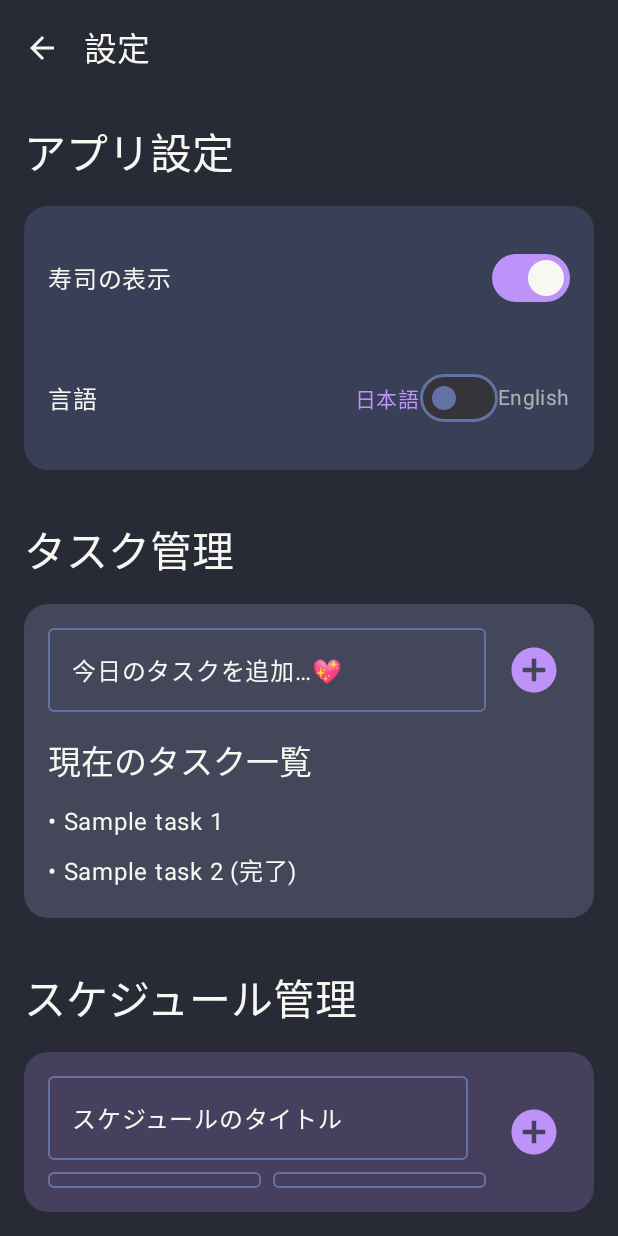
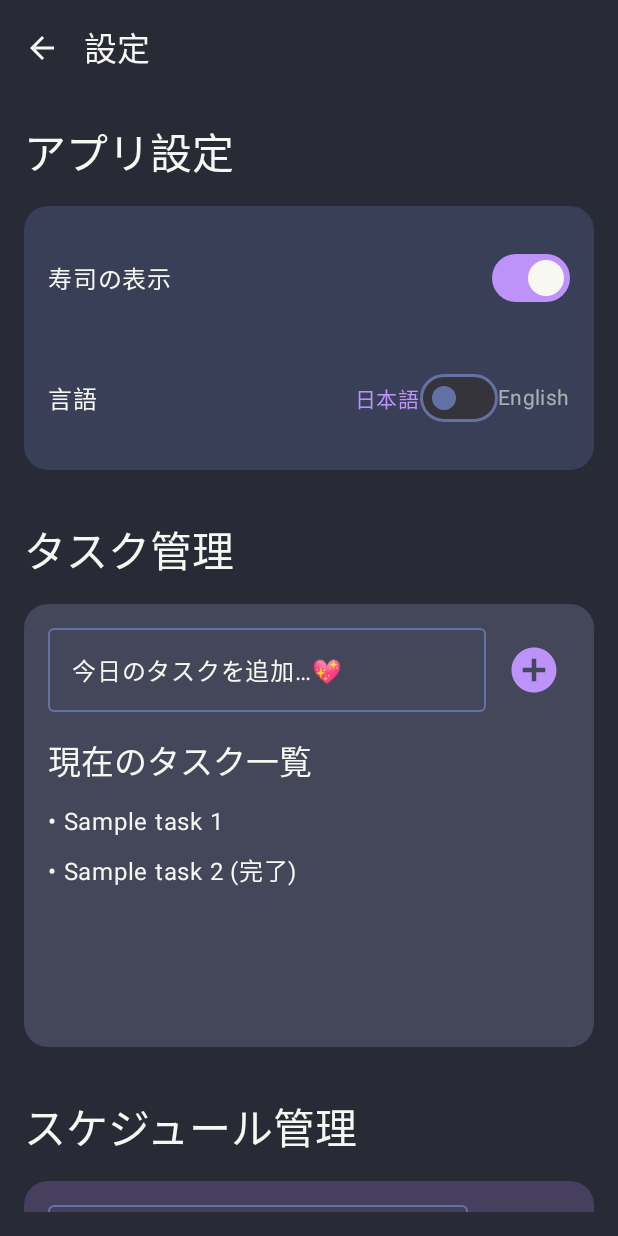
Before and after one commit to Takarkiz/SchoolWatch, an Android app built with Jetpack Compose: the @Preview function PreviewSettingsScreen, on a phone screen of 412 x 824 dp. Run offline under Robolectric (Android 15) with nearby library versions, the phone set to English and light mode, and no system bars.

Commit message:
設定画面をスクロール可能にする

```diff
--- a/composeApp/src/commonMain/kotlin/org/khaki/schoolwatch/screens/settings/ScheduleManagementSection.kt
+++ b/composeApp/src/commonMain/kotlin/org/khaki/schoolwatch/screens/settings/ScheduleManagementSection.kt
@@ -141,7 +141,9 @@ fun ScheduleManagementSection(
                         style = MaterialTheme.typography.bodyLarge
                     )
                 } else {
-                    LazyColumn {
+                    LazyColumn(
+                        modifier = Modifier.height(150.dp)
+                    ) {
                         items(schedules) { schedule ->
                             Text(
                                 text = "• ${schedule.getTimeString()} ${schedule.title}",
--- a/composeApp/src/commonMain/kotlin/org/khaki/schoolwatch/screens/settings/SettingsScreen.kt
+++ b/composeApp/src/commonMain/kotlin/org/khaki/schoolwatch/screens/settings/SettingsScreen.kt
@@ -7,6 +7,8 @@ import androidx.compose.foundation.layout.Spacer
 import androidx.compose.foundation.layout.fillMaxSize
 import androidx.compose.foundation.layout.height
 import androidx.compose.foundation.layout.padding
+import androidx.compose.foundation.rememberScrollState
+import androidx.compose.foundation.verticalScroll
 import androidx.compose.material.icons.Icons
 import androidx.compose.material.icons.filled.ArrowBack
 import androidx.compose.material3.ExperimentalMaterial3Api
@@ -65,7 +67,9 @@ fun SettingsScreen(
             contentAlignment = Alignment.TopCenter
         ) {
             Column(
-                modifier = Modifier.padding(16.dp),
+                modifier = Modifier
+                    .padding(16.dp)
+                    .verticalScroll(rememberScrollState()),
                 horizontalAlignment = Alignment.Start
             ) {
                 // App Settings Section
--- a/composeApp/src/commonMain/kotlin/org/khaki/schoolwatch/screens/settings/TaskManagementSection.kt
+++ b/composeApp/src/commonMain/kotlin/org/khaki/schoolwatch/screens/settings/TaskManagementSection.kt
@@ -105,7 +105,9 @@ fun TaskManagementSection(
                         style = MaterialTheme.typography.bodyLarge
                     )
                 } else {
-                    LazyColumn {
+                    LazyColumn(
+                        modifier = Modifier.height(150.dp)
+                    ) {
                         items(
                             items = tasks,
                             key = { task -> task.id }
```
